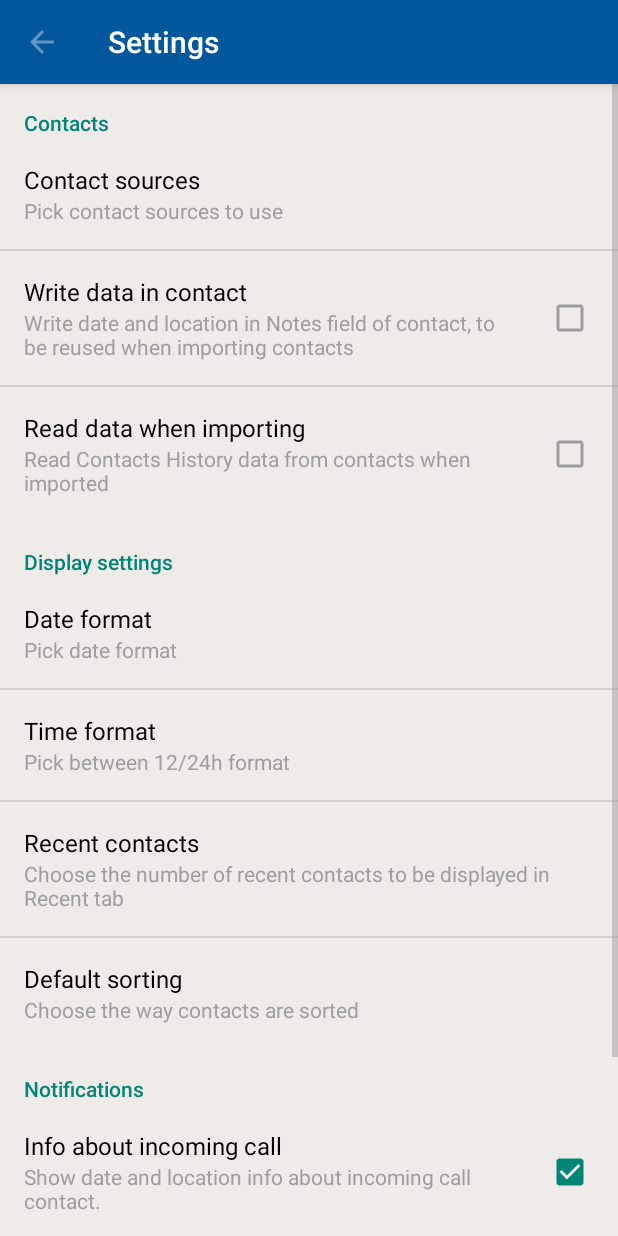
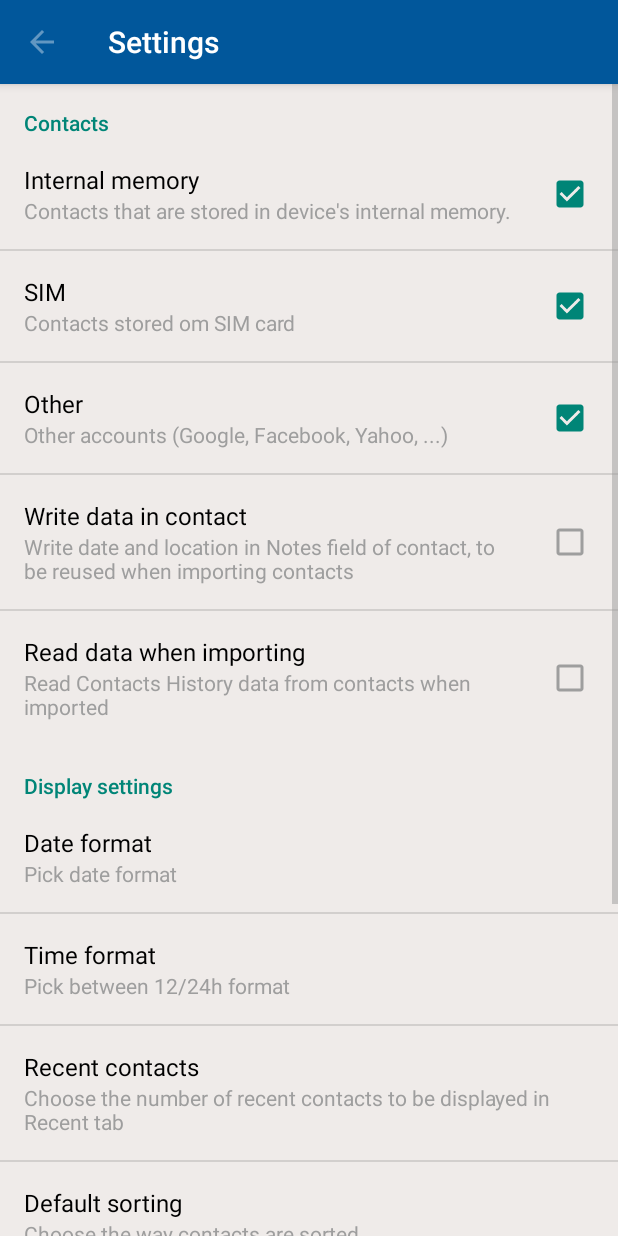
Before and after one commit to raducupop/contactshistory, an Android app: the screen it shows after launch (SettingsActivityWrapper), after a tap on "Settings", on a phone screen of 412 x 824 dp. Run offline under Robolectric (Android 15) with nearby library versions, the phone set to English and light mode, and no system bars; pictures from the network do not load; 1 other tap on this screen came first.

Commit message:
Settings screen update

```diff
--- a/app/src/main/java/com/contactshistory/DateFragment.java
+++ b/app/src/main/java/com/contactshistory/DateFragment.java
@@ -1,5 +1,6 @@
 package com.contactshistory;
 
+import android.support.v4.widget.SwipeRefreshLayout;
 import android.support.v7.app.AlertDialog;
 import java.text.ParseException;
 import java.text.SimpleDateFormat;
--- a/app/src/main/java/com/contactshistory/DateTFragment.java
+++ b/app/src/main/java/com/contactshistory/DateTFragment.java
@@ -1,5 +1,6 @@
 package com.contactshistory;
 
+import android.support.v4.widget.SwipeRefreshLayout;
 import android.support.v7.app.AlertDialog;
 import java.text.ParseException;
 import java.text.SimpleDateFormat;
--- a/app/src/main/java/com/contactshistory/LocationFragment.java
+++ b/app/src/main/java/com/contactshistory/LocationFragment.java
@@ -11,6 +11,7 @@ import android.os.Bundle;
 import android.preference.PreferenceManager;
 import android.provider.ContactsContract;
 import android.support.v4.app.Fragment;
+import android.support.v4.widget.SwipeRefreshLayout;
 import android.text.Editable;
 import android.text.TextWatcher;
 import android.view.LayoutInflater;
@@ -215,6 +216,7 @@ public class LocationFragment extends Fragment {
 
         contacte.setAdapter(contacts_adapter);
 
+
         contacte.setOnItemClickListener (new AdapterView.OnItemClickListener() {
             public void onItemClick(AdapterView<?> aView, View v, int position, long id) {
 
--- a/app/src/main/res/values/strings.xml
+++ b/app/src/main/res/values/strings.xml
@@ -111,11 +111,6 @@
     <string name="setting_category_contacts">Contacts</string>
     <string name="setting_category_notifications">Notifications</string>
 
-
-    <string name="setting_source">Contact sources</string>
-    <string name="setting_source_summary">Pick contact sources to use</string>
-
-
             <string name="setting_source_internal">Internal memory</string>
             <string name="setting_source_internal_summary">Contacts that are stored in device\'s internal memory.</string>
 
--- a/app/src/main/res/xml/settings_screen.xml
+++ b/app/src/main/res/xml/settings_screen.xml
@@ -4,13 +4,6 @@
 
     <PreferenceCategory android:title="@string/setting_category_contacts" >
 
-        <PreferenceScreen xmlns:android="http://schemas.android.com/apk/res/android"
-                          android:title="@string/setting_source"
-                          android:key="prefSource"
-                          android:summary="@string/setting_source_summary">
-
-            <PreferenceCategory android:title="@string/setting_source"
-                                android:summary="@string/setting_source_summary"/>
 
             <CheckBoxPreference
                     android:key="prefSourceDevice"
@@ -28,7 +21,6 @@
                     android:title="@string/setting_source_other"
                     android:defaultValue="true"/>
 
-        </PreferenceScreen>
 
         <CheckBoxPreference
                 android:key="prefWriteData"
```
Also changed, not shown: 1 other file.
